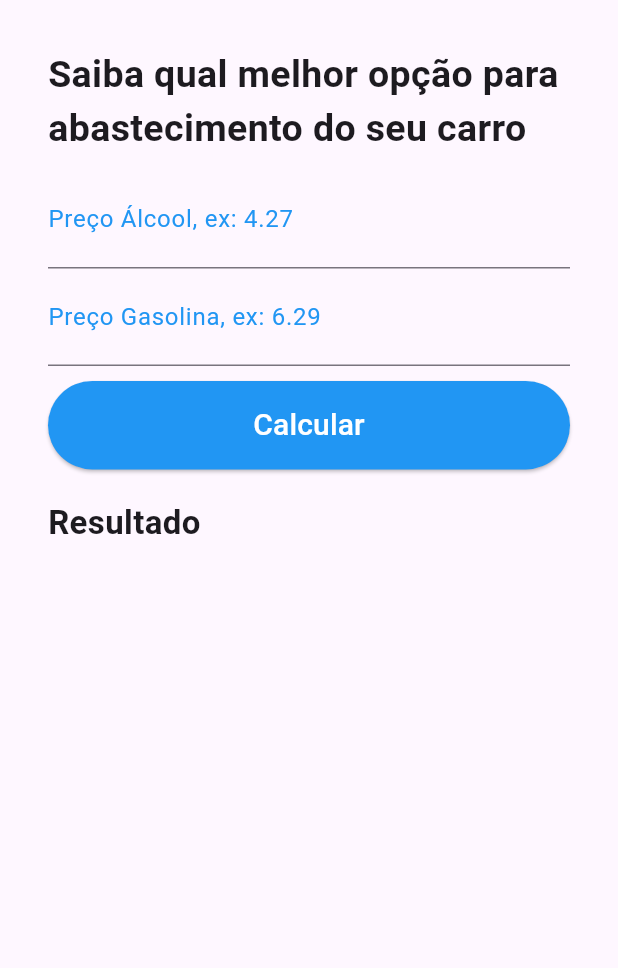
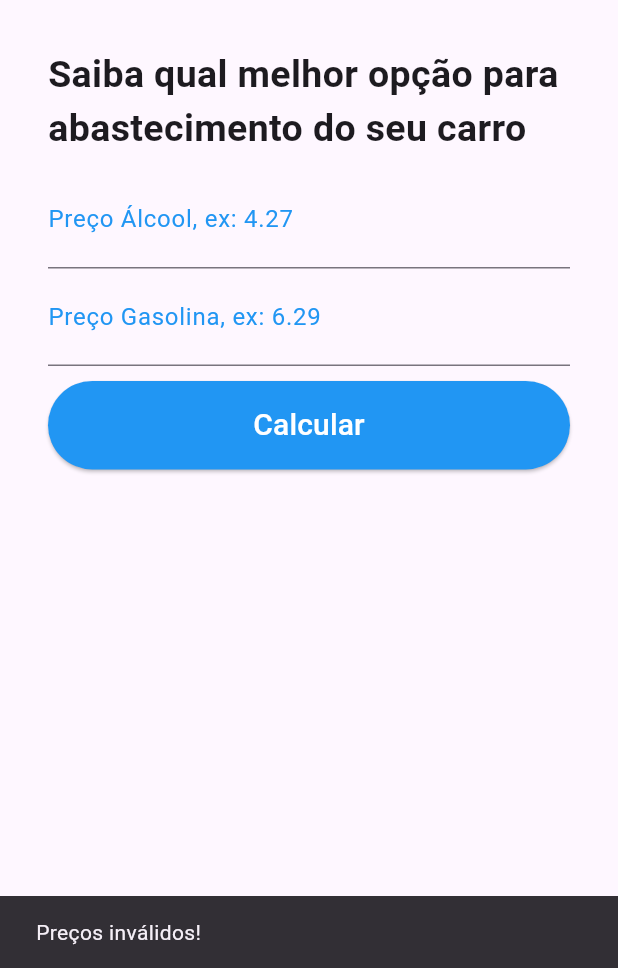
Before and after one commit to Ohlipeh/FlutterProjects, a Flutter app: the screen it shows after launch, after a tap on "Calcular", on a phone screen of 412 x 824 dp, the part 268-1236 px from its top. Run offline on Flutter 3.47's test engine with Material 3 defaults, Android fonts, the phone set to English and light mode, and no system bars.

Commit message:
Atualizando app

```diff
--- a/alcool_gasolina/lib/Home.dart
+++ b/alcool_gasolina/lib/Home.dart
@@ -11,6 +11,34 @@ class _HomeState extends State<Home> {
 
   TextEditingController _controllerAlcool = TextEditingController();
   TextEditingController _controllerGasolina = TextEditingController();
+  String _textoResultado = "";
+
+  void _calcular(){
+    final precoAlcool = double.tryParse(_controllerAlcool.text);
+    final precoGasolina = double.tryParse(_controllerGasolina.text);
+
+
+    if( precoAlcool == null || precoGasolina == null){
+      ScaffoldMessenger.of(context).showSnackBar(
+          SnackBar(
+              content: Text("Preços inválidos!"),
+              duration: Duration(seconds: 2),
+          ),
+      );
+      return;
+    }
+        setState(() {
+          _textoResultado = (precoAlcool / precoGasolina >= 0.7)
+          ?"Melhor abastecer com gasolina"
+          :"Melhor abastecer com álcool";
+    });
+    _limparCampos();
+  }
+
+  void _limparCampos (){
+    _controllerAlcool.text = "";
+    _controllerGasolina.text = "";
+  }
 
   @override
   Widget build(BuildContext context) {
@@ -64,7 +92,7 @@ class _HomeState extends State<Home> {
               Padding(
                 padding: EdgeInsets.only(top: 10),
                 child: ElevatedButton(
-                    onPressed: (){},
+                    onPressed: _calcular,
                     style: ElevatedButton.styleFrom(
                         backgroundColor: Colors.blue,
                         foregroundColor: Colors.white,
@@ -75,13 +103,13 @@ class _HomeState extends State<Home> {
                       style: TextStyle(
                           fontSize: 20
                       ),
-                    )
+                    ),
                 ),
               ),
               Padding(
                 padding: EdgeInsets.only(top: 20),
                 child: Text(
-                  "Resultado",
+                  _textoResultado,
                   style: TextStyle(
                       fontSize: 22,
                       fontWeight: FontWeight.bold
```
